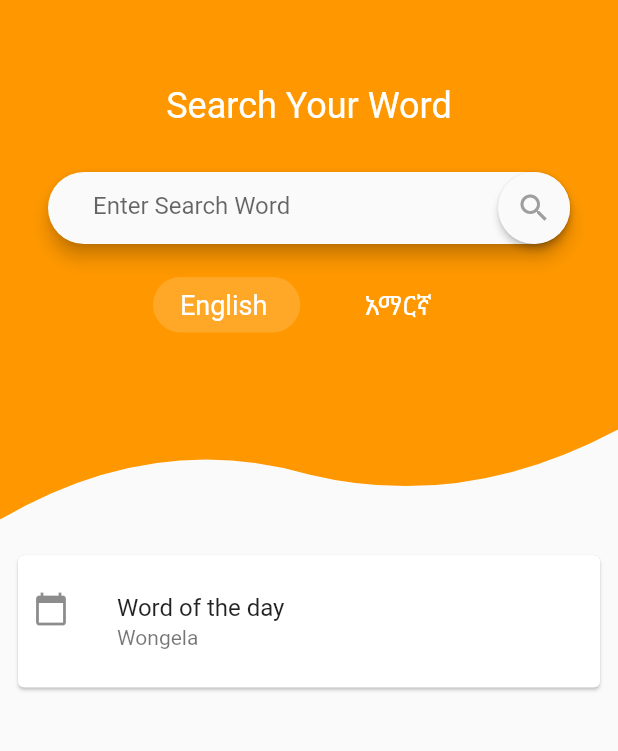
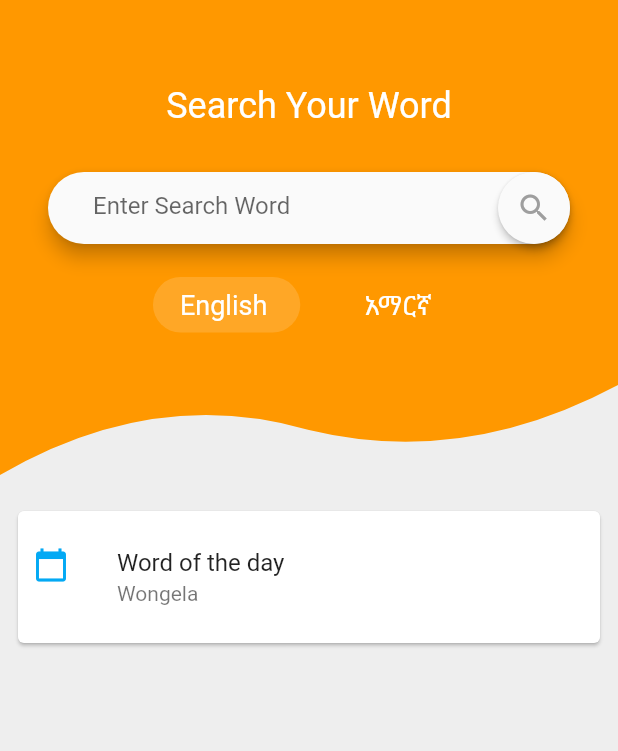
Before and after one commit to wuletawwonte/gammotho-dictionary, a Flutter app: the screen it shows after launch, on a phone screen of 412 x 824 dp, the part 59-810 px from its top. Run offline on Flutter 3.47's test engine with Material 2 defaults, Android fonts, the phone set to English and light mode, and no system bars.

```diff
--- a/lib/main.dart
+++ b/lib/main.dart
@@ -3,11 +3,18 @@ import 'package:gamo_dict/pages/home.dart';
 
 main() {
   runApp(MaterialApp(
-    title: "Gamo Dictionary",
+    title: "Gamo-Dict",
     // debugShowCheckedModeBanner: false,
-    // theme: ThemeData(
-    //   primarySwatch: Colors.orange,
-    //   ),
+    theme: ThemeData(
+      primarySwatch: Colors.orange,
+      primaryTextTheme: TextTheme(
+        title: TextStyle(color: Colors.white),
+      ),
+      primaryIconTheme: IconThemeData(
+        color: Colors.white,
+      ),
+      backgroundColor: Colors.black,
+      ),
     home: HomeScreen(),
 
 
--- a/lib/pages/home.dart
+++ b/lib/pages/home.dart
@@ -8,10 +8,11 @@ class HomeScreen extends StatelessWidget {
   @override
   Widget build(BuildContext context) {
     SystemChrome.setSystemUIOverlayStyle(SystemUiOverlayStyle(
-    // systemNavigationBarColor: Colors.transparent, // navigation bar color
-    statusBarColor: Colors.orange, // status bar color
-  ));
+      // systemNavigationBarColor: Colors.transparent, // navigation bar color
+      statusBarColor: Colors.orange, // status bar color
+      ));
     return Scaffold(
+      backgroundColor: Colors.grey[200],
       appBar: AppBar(
         title: Text("Gamo-Dict"),
         elevation: 0.0,
@@ -72,12 +73,11 @@ class _HomeTopPartState extends State<HomeTopPart> {
 
   @override
   Widget build(BuildContext context) {
-    final height = MediaQuery.of(context).size.height;
     final width = MediaQuery.of(context).size.width;
     var textStyle = TextStyle(color: Colors.white, fontSize: 24.0);
     return Stack(
       children: <Widget>[
-        ClipPath(clipper: CustomShapeClipper(), child: Container(height: height * 0.4, width: width, color: Colors.orange,
+        ClipPath(clipper: CustomShapeClipper(), child: Container(height: 300, width: width, color: Colors.orange,
         child: Column(
           children: <Widget>[
             SizedBox(height: 40.0,),
@@ -242,14 +242,13 @@ class HomeBottomPart extends StatelessWidget {
     return Container(
       padding: EdgeInsets.symmetric(horizontal: 8),
       child: Card(
-        borderOnForeground: true,
         child: Column(
           crossAxisAlignment: CrossAxisAlignment.center,
           mainAxisSize: MainAxisSize.min,
           children: <Widget>[
             const ListTile(
               contentPadding: EdgeInsets.symmetric(horizontal: 10, vertical: 8),
-              leading: Icon(Icons.calendar_today),
+              leading: Icon(Icons.calendar_today, color: Colors.lightBlue,),
               title: Text('Word of the day'),
               subtitle: Text('Wongela'),
             )
```
Also changed, not shown: images/web_hi_res_512.png, 22 other files.
